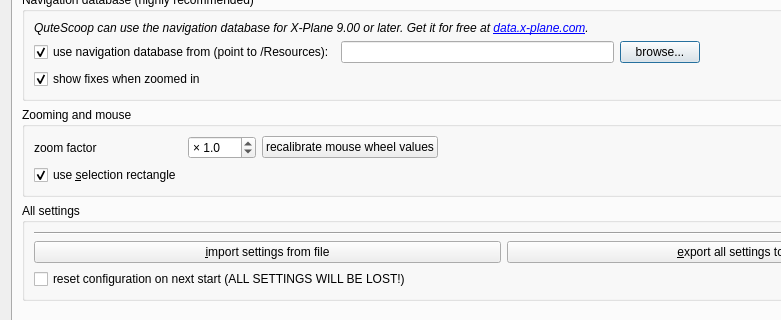
Old version of the form QuteScoop/src/PreferencesDialog.ui in the repository qutescoop/qutescoop; both pictures show x 0 to 781 and y 205 to 525 of the 1007 by 732 pixel window.
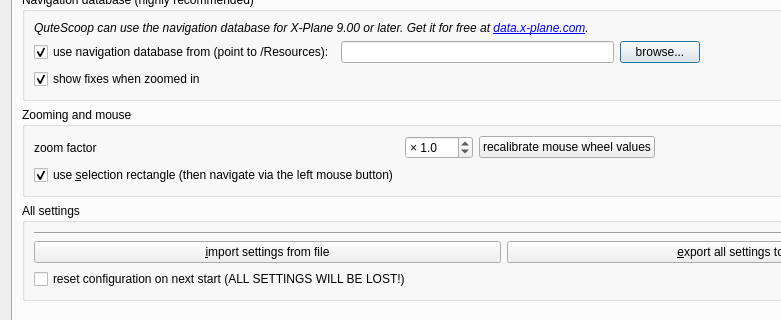
New version of the form. The open tabs and pages were chosen to show the change. Icons and pictures are not drawn.

Diff of the .ui file:
```diff
--- a/QuteScoop/src/PreferencesDialog.ui
+++ b/QuteScoop/src/PreferencesDialog.ui
@@ -866,7 +866,7 @@
              <string>Use left mouse button to drag a selection rectangle. When off, left mouse drag is globe panning (same as right drag)</string>
             </property>
             <property name="text">
-             <string>use &amp;selection rectangle</string>
+             <string>use &amp;selection rectangle (then navigate via the left mouse button)</string>
             </property>
             <property name="checked">
              <bool>true</bool>
```
Left out of the diff: 2 changed lines with no effect on the pictures.
